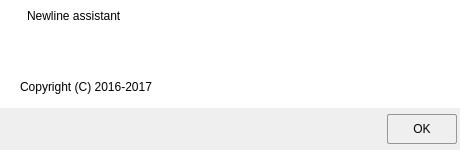
Before: the Qt Designer form Gui/aboutdialog.ui in jhonconal/newline-2nd-master, drawn with Qt 5.
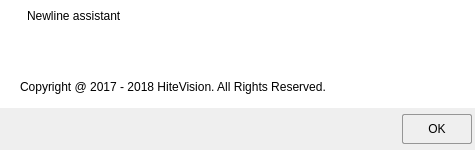
After: the same form once the commit is applied. Icons and pictures are not drawn.

Commit message: [opt] optimization drop app event,Add commit id featture to about dialog.

Patch:
```diff
--- a/Gui/aboutdialog.ui
+++ b/Gui/aboutdialog.ui
@@ -6,7 +6,7 @@
    <rect>
     <x>0</x>
     <y>0</y>
-    <width>460</width>
+    <width>475</width>
     <height>150</height>
    </rect>
   </property>
@@ -242,7 +242,7 @@
         </size>
        </property>
        <property name="text">
-        <string>Copyright (C) 2016-2017</string>
+        <string>Copyright @ 2017 - 2018 HiteVision. All Rights Reserved.</string>
        </property>
       </widget>
      </item>
```
Left out of the diff: 2 changed lines with no effect on the pictures. The commit also changes 5 other files.
